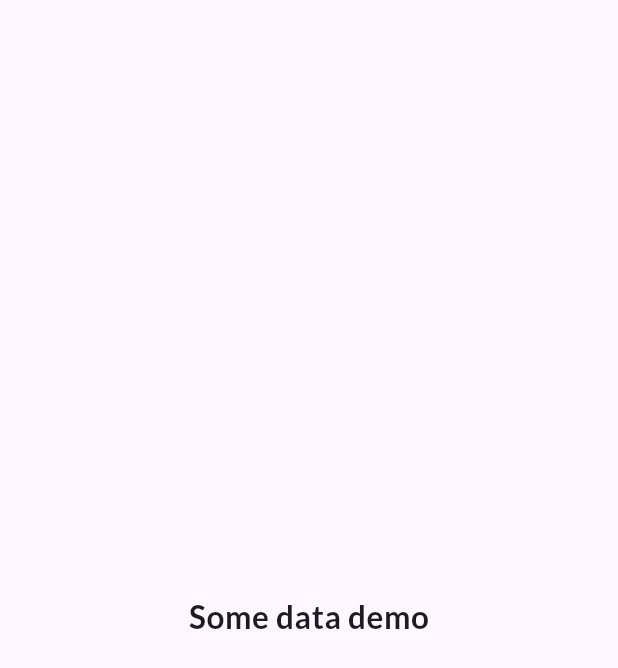
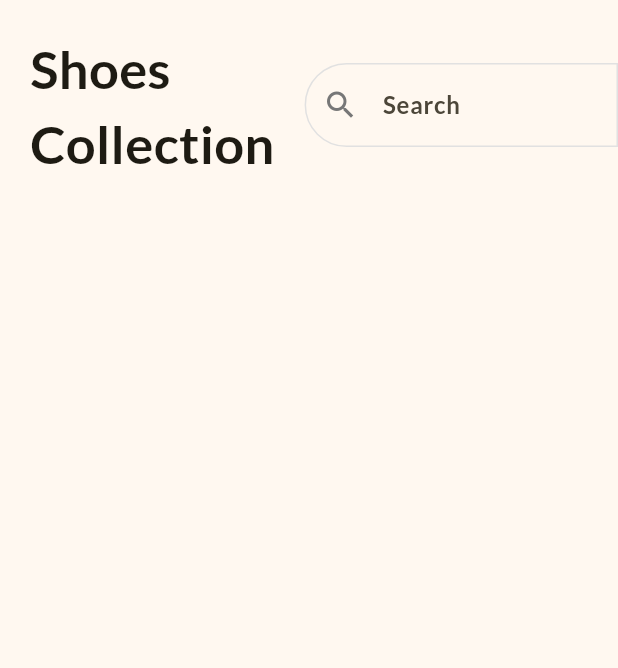
Before and after one commit to Sharath44665/flutter_ws, a Flutter app: the screen it shows after launch, on a phone screen of 412 x 824 dp. Shown: the top 668 px of the screen. Run offline on Flutter 3.47's test engine with Material 3 defaults, Android fonts, the phone set to English and light mode, and no system bars; our stand-ins replace firebase_auth, firebase_core; accounts and stored records are empty; generated files the repository leaves out were written again.

Commit message:
logo and search bar

```diff
--- a/n06_shop_app/lib/home_page.dart
+++ b/n06_shop_app/lib/home_page.dart
@@ -5,11 +5,37 @@
 
   @override
   Widget build(BuildContext context) {
+    const border = OutlineInputBorder(
+      borderSide: BorderSide(color: Color.fromRGBO(225, 225, 225, 1)),
+      borderRadius: BorderRadius.horizontal(left: Radius.circular(50)),
+    );
     return Scaffold(
-      body: Center(
-        child: Text(
-          "Some data demo",
-          style: TextStyle(fontFamily: "Lato", fontWeight: FontWeight.bold),
+      body: SafeArea(
+        child: Column(
+          children: [
+            Row(
+              children: [
+                Padding(
+                  padding: const EdgeInsets.all(20),
+                  child: Text(
+                    "Shoes\nCollection",
+                    style: TextStyle(fontWeight: FontWeight.bold, fontSize: 35),
+                  ),
+                ),
+                Expanded(
+                  child: TextField(
+                    decoration: InputDecoration(
+                      hintText: "Search",
+                      prefixIcon: Icon(Icons.search),
+                      border: border,
+                      enabledBorder: border,
+                      focusedBorder: border,
+                    ),
+                  ),
+                ),
+              ],
+            ),
+          ],
         ),
       ),
     );
--- a/n06_shop_app/lib/main.dart
+++ b/n06_shop_app/lib/main.dart
@@ -11,11 +11,17 @@
   @override
   Widget build(BuildContext context) {
     return MaterialApp(
-      home: Transform.scale(
-        scale:
-            1.5, // remove after finish - running in linux app, so used this for 150% zoom
-        child: HomePage(),
+      theme: ThemeData(
+        fontFamily: 'Lato',
+        colorScheme: ColorScheme.fromSeed(
+          seedColor: const Color.fromRGBO(254, 206, 1, 1),
+        ),
+        inputDecorationTheme: InputDecorationTheme(
+          hintStyle: const TextStyle(fontWeight: FontWeight.bold, fontSize: 16),
+          prefixIconColor: Color.fromRGBO(119, 119, 119, 1),
+        ),
       ),
+      home: const HomePage(),
     );
   }
 }
```
